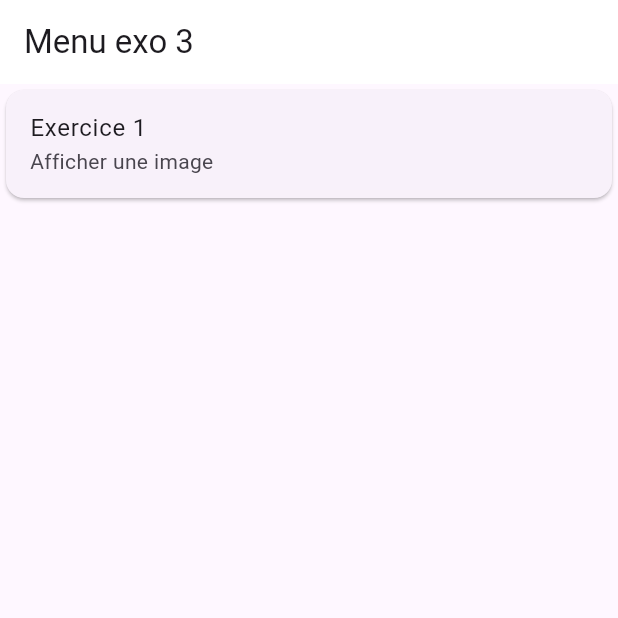
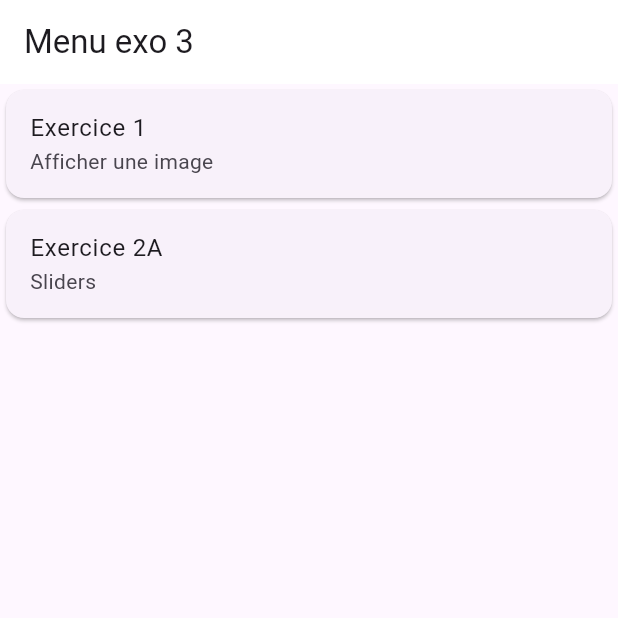
Before and after one commit to hugo-joly/AMSEJolyStockinger, a Flutter app: the screen it shows after launch, on a phone screen of 412 x 824 dp, the top half of it. Run offline on Flutter 3.47's test engine with Material 3 defaults, Android fonts, the phone set to English and light mode, and no system bars.

Commit message:
exo2A mainexo3

```diff
--- a/tp2/lib/exo3/mainexo3.dart
+++ b/tp2/lib/exo3/mainexo3.dart
@@ -25,7 +25,11 @@ class _MenuState extends State<Menu> {
           MenuTile(
               title: "Exercice 1",
               subtitle: "Afficher une image",
-              exercice: Exo1())
+              exercice: const Exo1()),
+          MenuTile(
+              title: "Exercice 2A",
+              subtitle: "Sliders",
+              exercice: const Exo2())
         ]));
   }
 }
```
